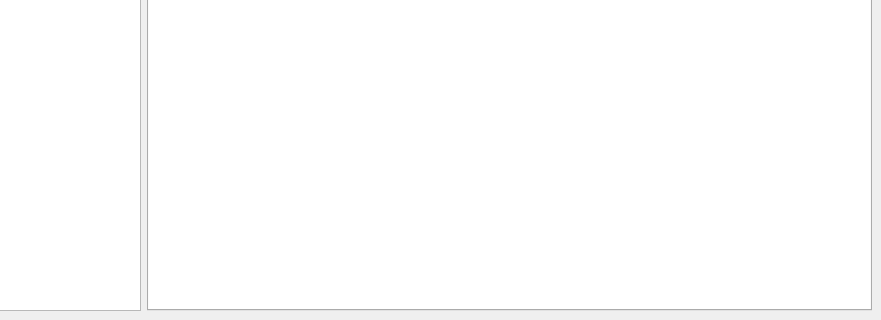
Before: the Qt Designer form ltm.ui in rejuce/LikeTaskManager, drawn with Qt 5; both pictures show x 230 to 1111 and y 439 to 759 of the 1111 by 759 pixel window.
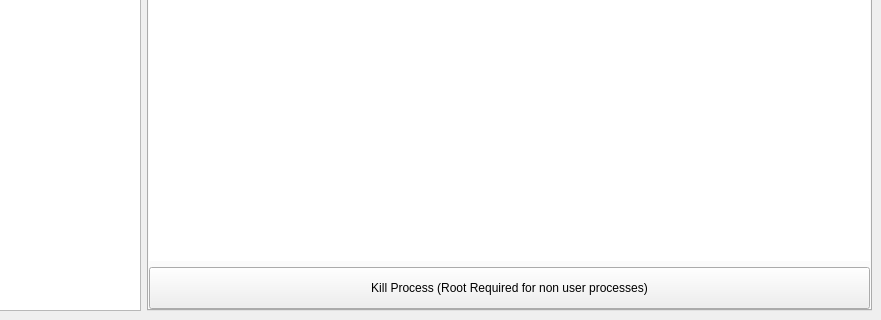
After: the same form once the commit is applied. The open tabs and pages were chosen to show the change. Custom widgets are drawn as their Qt base class.

```diff
--- a/ltm.ui
+++ b/ltm.ui
@@ -2031,6 +2031,12 @@
         </property>
         <item>
          <widget class="QTableWidget" name="tableWProcess">
+          <property name="sizePolicy">
+           <sizepolicy hsizetype="Expanding" vsizetype="Expanding">
+            <horstretch>0</horstretch>
+            <verstretch>15</verstretch>
+           </sizepolicy>
+          </property>
           <property name="styleSheet">
            <string notr="true">border-color: rgba(191, 64, 64, 0);</string>
           </property>
@@ -2159,6 +2165,19 @@
           </column>
          </widget>
         </item>
+        <item>
+         <widget class="QPushButton" name="butKillProcess">
+          <property name="sizePolicy">
+           <sizepolicy hsizetype="Minimum" vsizetype="Preferred">
+            <horstretch>0</horstretch>
+            <verstretch>1</verstretch>
+           </sizepolicy>
+          </property>
+          <property name="text">
+           <string>Kill Process (Root Required for non user processes)</string>
+          </property>
+         </widget>
+        </item>
        </layout>
       </widget>
      </widget>
```
Left out of the diff: 2 changed lines with no effect on the pictures.
